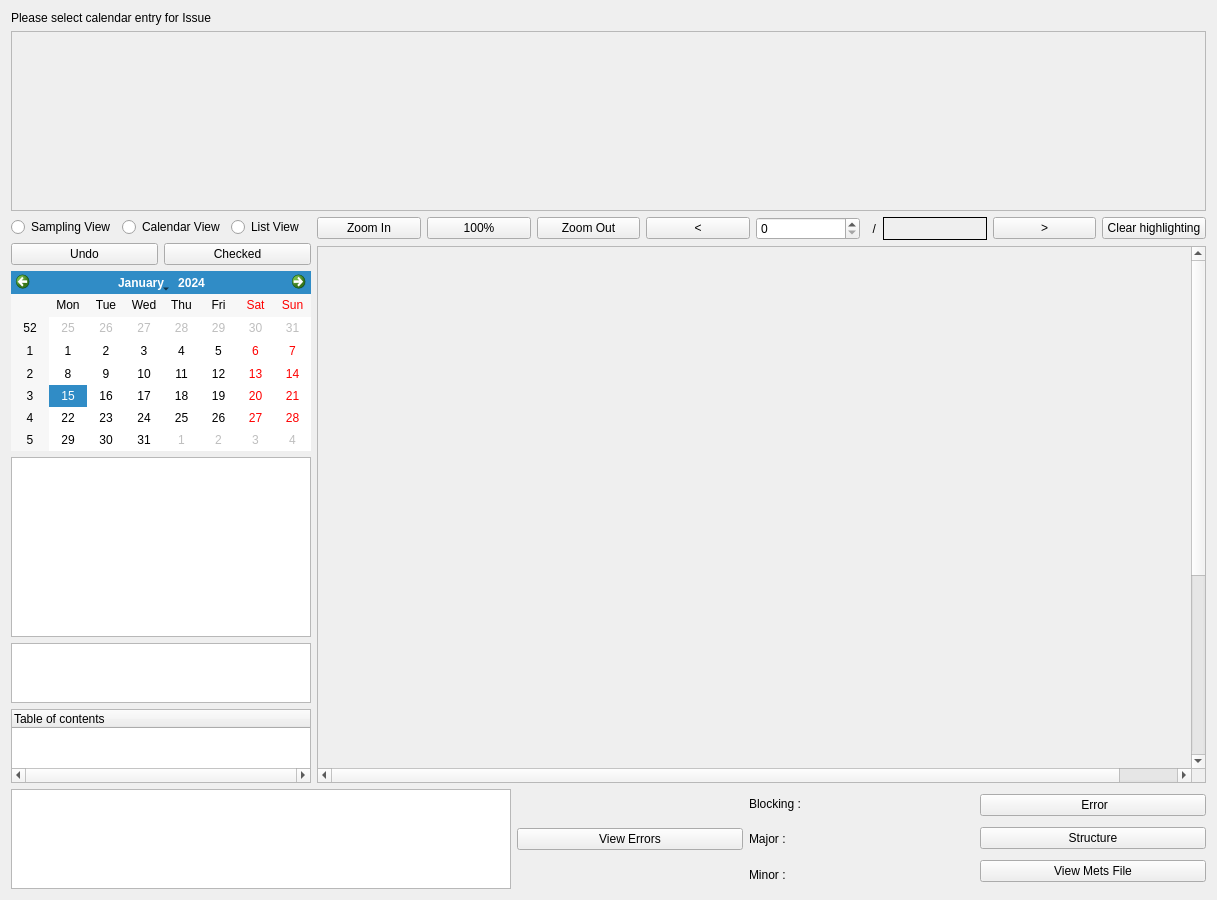
phungthomas/Namalysator, file namalysator/w_structview.ui: the form before one commit.
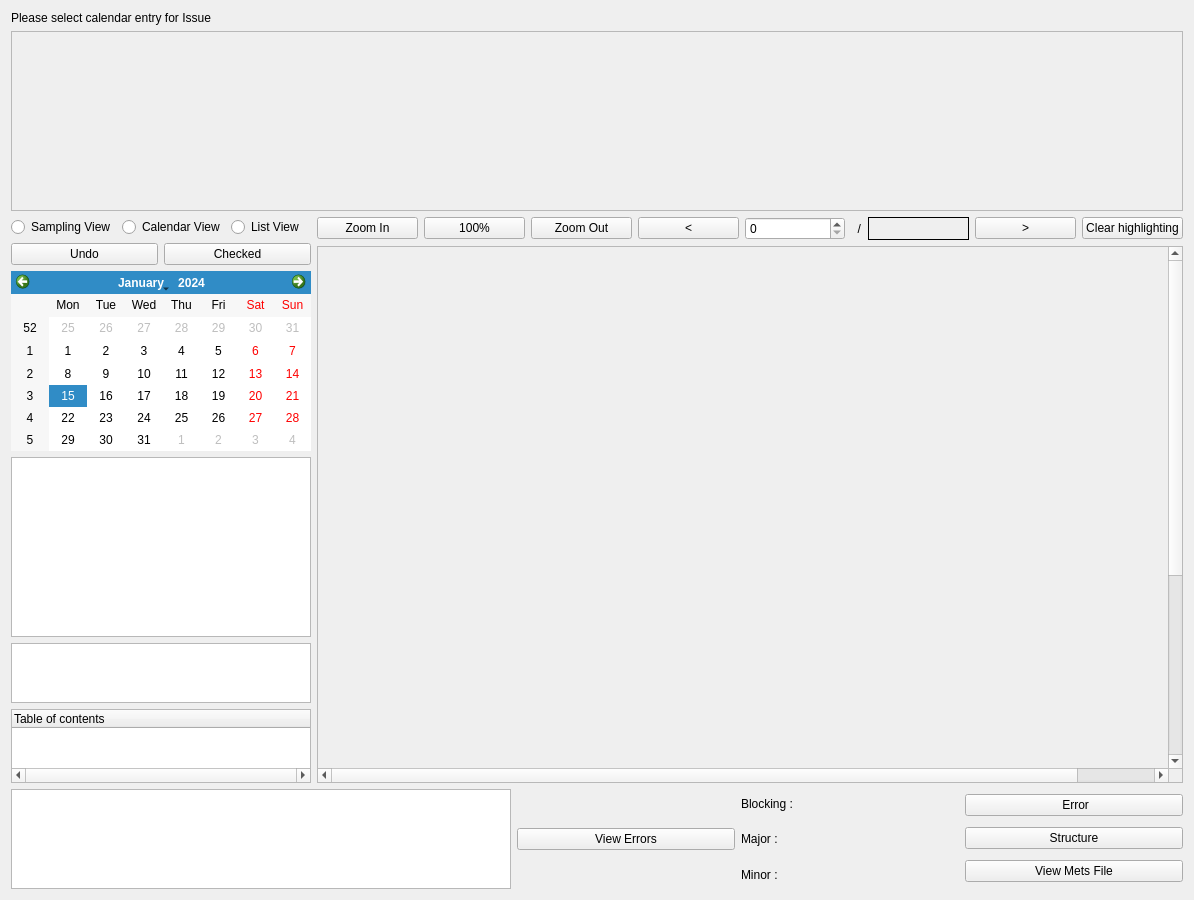
The form after the commit.

Commit message: un use code

Diff of the .ui file:
```diff
--- a/namalysator/w_structview.ui
+++ b/namalysator/w_structview.ui
@@ -6,7 +6,7 @@
    <rect>
     <x>0</x>
     <y>0</y>
-    <width>1217</width>
+    <width>1194</width>
     <height>900</height>
    </rect>
   </property>
@@ -49,7 +49,7 @@
        <rect>
         <x>0</x>
         <y>0</y>
-        <width>1197</width>
+        <width>1174</width>
         <height>178</height>
        </rect>
       </property>
```
Left out of the diff: 1 changed line with no effect on the pictures. The commit also changes 1 other file.
